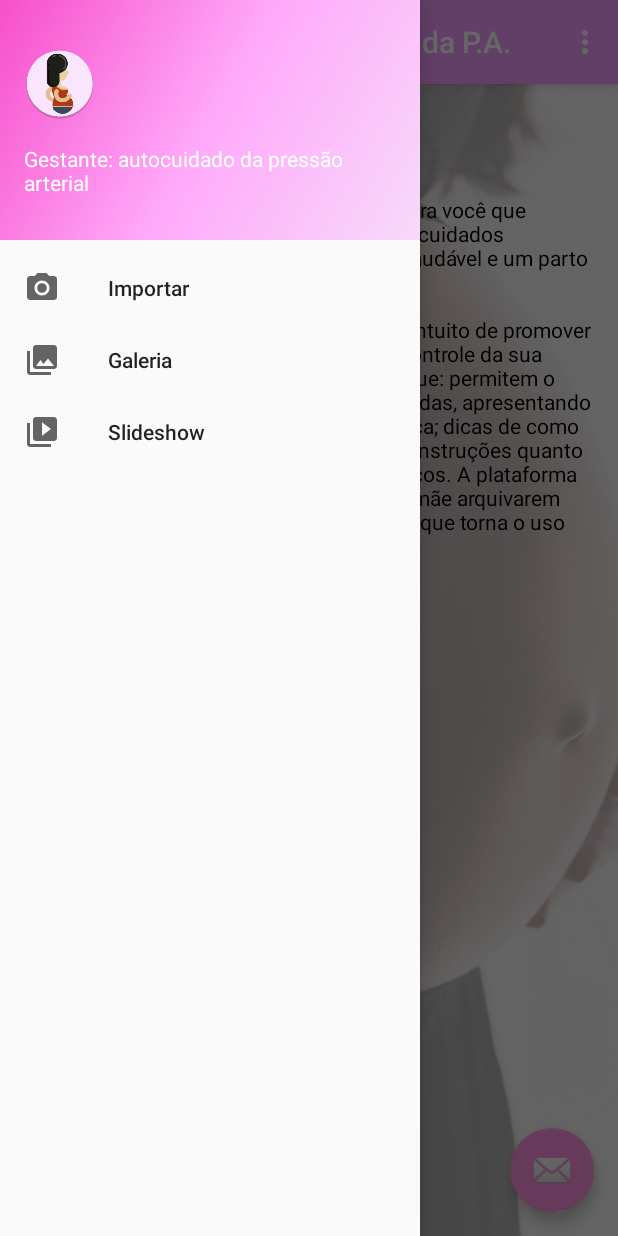
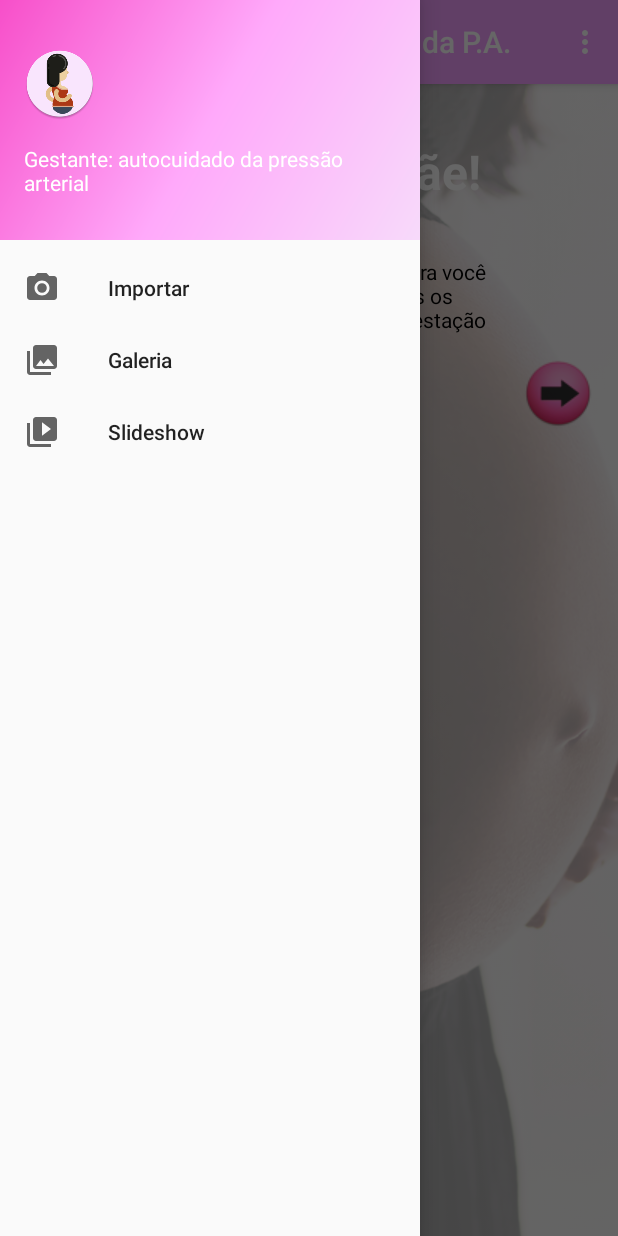
Before and after one commit to erivandosena/AppAndroidGestHiper, an Android app: the screen it shows after launch (MainActivity), with the side drawer open, on a phone screen of 412 x 824 dp. Run offline under Robolectric (Android 15) with nearby library versions, the phone set to English and light mode, and no system bars.

Commit message:
Conteúdo referente a tudo que foi desenvolvido em 27/09/2017, seguindo os requisitos iniciais do projeto.

```diff
--- a/app/src/main/AndroidManifest.xml
+++ b/app/src/main/AndroidManifest.xml
@@ -1,6 +1,11 @@
 <?xml version="1.0" encoding="utf-8"?>
 <manifest xmlns:android="http://schemas.android.com/apk/res/android"
     package="br.com.erivando.gestanteautocuidadopa">
+
+    <uses-sdk android:minSdkVersion="15" android:targetSdkVersion="26"/>
+
+    <uses-permission android:name="android.permission.ACCESS_NETWORK_STATE"/>
+    <uses-permission android:name="android.permission.INTERNET"/>
 
     <application
         android:allowBackup="true"
--- a/app/src/main/java/br/com/erivando/gestanteautocuidadopa/MainActivity.java
+++ b/app/src/main/java/br/com/erivando/gestanteautocuidadopa/MainActivity.java
@@ -1,6 +1,7 @@
 package br.com.erivando.gestanteautocuidadopa;
 
 import android.os.Bundle;
+import android.os.Handler;
 import android.support.annotation.NonNull;
 import android.support.design.widget.FloatingActionButton;
 import android.support.design.widget.NavigationView;
@@ -12,10 +13,21 @@
 import android.support.v7.widget.Toolbar;
 import android.view.Menu;
 import android.view.MenuItem;
+import android.view.MotionEvent;
 import android.view.View;
+import android.widget.HorizontalScrollView;
+import android.widget.ImageButton;
+import android.widget.LinearLayout;
 
 public class MainActivity extends AppCompatActivity
         implements NavigationView.OnNavigationItemSelectedListener {
+
+    private LinearLayout linearLayout;
+
+    private ImageButton leftBtn;
+    private ImageButton rightBtn;
+    private HorizontalScrollView hsv;
+    int currentScrollX = 0;
 
     @Override
     protected void onCreate(Bundle savedInstanceState) {
@@ -24,14 +36,14 @@
         Toolbar toolbar = (Toolbar) findViewById(R.id.toolbar);
         setSupportActionBar(toolbar);
 
-        FloatingActionButton fab = (FloatingActionButton) findViewById(R.id.fab);
-        fab.setOnClickListener(new View.OnClickListener() {
-            @Override
-            public void onClick(View view) {
-                Snackbar.make(view, "Nada definido aqui ainda, ainda muda!", Snackbar.LENGTH_LONG)
-                        .setAction("Action", null).show();
-            }
-        });
+//        FloatingActionButton fab = (FloatingActionButton) findViewById(R.id.fab);
+//        fab.setOnClickListener(new View.OnClickListener() {
+//            @Override
+//            public void onClick(View view) {
+//                Snackbar.make(view, "Nada definido aqui ainda, ainda muda!", Snackbar.LENGTH_LONG)
+//                        .setAction("Action", null).show();
+//            }
+//        });
 
         DrawerLayout drawer = (DrawerLayout) findViewById(R.id.drawer_layout);
         ActionBarDrawerToggle toggle = new ActionBarDrawerToggle(
@@ -41,6 +53,99 @@
 
         NavigationView navigationView = (NavigationView) findViewById(R.id.nav_view);
         navigationView.setNavigationItemSelectedListener(this);
+
+        leftBtn = (ImageButton) findViewById(R.id.btn_left);
+        rightBtn = (ImageButton) findViewById(R.id.btn_right);
+        hsv = (HorizontalScrollView) findViewById(R.id.horizontal_scrollview);
+        //linearLayout = (LinearLayout) findViewById(R.id.dynamic_generation);
+
+        rightBtn.setOnClickListener(new View.OnClickListener() {
+
+            @Override
+            public void onClick(View v) {
+                hsv.scrollTo((int) hsv.getScrollX() + 425, (int) hsv.getScrollY());
+            }
+        });
+
+        leftBtn.setOnClickListener(new View.OnClickListener() {
+
+            @Override
+            public void onClick(View v) {
+                hsv.scrollTo((int) hsv.getScrollX() - 425, (int) hsv.getScrollY());
+            }
+        });
+
+
+//        rightBtn.setOnTouchListener(new View.OnTouchListener() {
+//
+//            private Handler mHandler;
+//            private long mInitialDelay = 300;
+//            private long mRepeatDelay = 100;
+//
+//            @Override
+//            public boolean onTouch(View v, MotionEvent event) {
+//                switch (event.getAction()) {
+//                    case MotionEvent.ACTION_DOWN:
+//                        if (mHandler != null)
+//                            return true;
+//                        mHandler = new Handler();
+//                        mHandler.postDelayed(mAction, mInitialDelay);
+//                        break;
+//                    case MotionEvent.ACTION_UP:
+//                        if (mHandler == null)
+//                            return true;
+//                        mHandler.removeCallbacks(mAction);
+//                        mHandler = null;
+//                        break;
+//                }
+//                return false;
+//            }
+//
+//            Runnable mAction = new Runnable() {
+//                @Override
+//                public void run() {
+//                    hsv.scrollTo((int) hsv.getScrollX() + 80, (int) hsv.getScrollY());
+//                    //hsv.scrollTo((int) hsv.getScrollX() - 80, (int) hsv.getScrollY());
+//                    mHandler.postDelayed(mAction, mRepeatDelay);
+//                }
+//            };
+//        });
+//
+//        leftBtn.setOnTouchListener(new View.OnTouchListener() {
+//
+//            private Handler mHandler;
+//            private long mInitialDelay = 300;
+//            private long mRepeatDelay = 100;
+//
+//            @Override
+//            public boolean onTouch(View v, MotionEvent event) {
+//                switch (event.getAction()) {
+//                    case MotionEvent.ACTION_DOWN:
+//                        if (mHandler != null)
+//                            return true;
+//                        mHandler = new Handler();
+//                        mHandler.postDelayed(mAction, mInitialDelay);
+//                        break;
+//                    case MotionEvent.ACTION_UP:
+//                        if (mHandler == null)
+//                            return true;
+//                        mHandler.removeCallbacks(mAction);
+//                        mHandler = null;
+//                        break;
+//                }
+//                return false;
+//            }
+//
+//            Runnable mAction = new Runnable() {
+//                @Override
+//                public void run() {
+//                    //hsv.scrollTo((int) hsv.getScrollX() + 80, (int) hsv.getScrollY());
+//                    hsv.scrollTo((int) hsv.getScrollX() - 80, (int) hsv.getScrollY());
+//                    mHandler.postDelayed(mAction, mRepeatDelay);
+//                }
+//            };
+//        });
+
     }
 
     @Override
--- a/app/src/main/res/layout/app_bar_main.xml
+++ b/app/src/main/res/layout/app_bar_main.xml
@@ -22,12 +22,12 @@
 
     <include layout="@layout/content_main" />
 
-    <android.support.design.widget.FloatingActionButton
-        android:id="@+id/fab"
-        android:layout_width="wrap_content"
-        android:layout_height="wrap_content"
-        android:layout_gravity="bottom|end"
-        android:layout_margin="@dimen/fab_margin"
-        app:srcCompat="@android:drawable/ic_dialog_email" />
+    <!--<android.support.design.widget.FloatingActionButton-->
+        <!--android:id="@+id/fab"-->
+        <!--android:layout_width="wrap_content"-->
+        <!--android:layout_height="wrap_content"-->
+        <!--android:layout_gravity="bottom|end"-->
+        <!--android:layout_margin="@dimen/fab_margin"-->
+        <!--app:srcCompat="@android:drawable/ic_dialog_email"/>-->
 
 </android.support.design.widget.CoordinatorLayout>
--- a/app/src/main/res/layout/content_main.xml
+++ b/app/src/main/res/layout/content_main.xml
@@ -15,15 +15,28 @@
         android:src="@drawable/ic_background_800x1280"
         android:alpha="0.3"/>
 
+    <HorizontalScrollView
+        android:id="@+id/horizontal_scrollview"
+        android:layout_width="match_parent"
+        android:layout_height="wrap_content"
+        android:fadeScrollbars="false"
+        android:scrollbarAlwaysDrawHorizontalTrack="true"
+        android:scrollbars="horizontal" >
+
+        <ScrollView xmlns:android="http://schemas.android.com/apk/res/android"
+            android:id="@+id/scrollview"
+            android:layout_width="match_parent"
+            android:layout_height="wrap_content">
+
             <LinearLayout
-            android:layout_width="match_parent"
-            android:layout_height="match_parent"
+                android:id="@+id/dynamic_generation"
+                android:layout_width="wrap_content"
+                android:layout_height="wrap_content"
                 android:orientation="vertical"
                 android:paddingBottom="@dimen/activity_vertical_margin"
                 android:paddingLeft="@dimen/activity_horizontal_margin"
                 android:paddingRight="@dimen/activity_horizontal_margin"
                 android:paddingTop="@dimen/activity_vertical_margin"
-            app:layout_behavior="@string/appbar_scrolling_view_behavior"
                 tools:context=".MainActivity">
 
                 <TextView
@@ -31,21 +44,47 @@
                     android:layout_width="wrap_content"
                     android:layout_height="wrap_content"
                     android:layout_marginTop="5dp"
-                android:textSize="@dimen/tamanho_texto_super_grande"
+                    android:textSize="@dimen/tamanho_texto_ultra_grande"
                     android:textStyle="bold"
-                android:textColor="?android:attr/textColorPrimaryInverse"
+                    android:textColor="?android:attr/textColorPrimaryInverseDisableOnly"
+                    android:padding="15dp"
                     android:text="@string/texto_saldacao"/>
 
                 <TextView
                     android:id="@+id/textView12"
-                android:layout_width="wrap_content"
-                android:layout_height="wrap_content"
+                    android:layout_width="fill_parent"
+                    android:layout_height="match_parent"
                     android:layout_marginTop="20dp"
                     android:textSize="@dimen/tamanho_texto_medio"
                     android:textStyle="normal"
                     android:textColor="?android:attr/textColorPrimaryDisableOnly"
                     android:text="@string/texto_introducao" />
 
+
             </LinearLayout>
+        </ScrollView>
+
+    </HorizontalScrollView>
+
+    <ImageButton
+        android:id="@+id/btn_left"
+        android:layout_width="wrap_content"
+        android:layout_height="wrap_content"
+        android:layout_alignParentLeft="true"
+        android:src="@drawable/ic_bt_anterior_48x48"
+        android:background="@null"
+        android:paddingLeft="@dimen/activity_horizontal_margin"
+        android:layout_below="@+id/horizontal_scrollview" />
+
+    <ImageButton
+        android:id="@+id/btn_right"
+        android:layout_width="wrap_content"
+        android:layout_height="wrap_content"
+        android:layout_alignParentRight="true"
+        android:src="@drawable/ic_bt_proximo_48x48"
+        android:background="@null"
+        android:paddingRight="@dimen/activity_horizontal_margin"
+        android:layout_below="@+id/horizontal_scrollview" />
+
 
 </RelativeLayout>
```
Also changed, not shown: app/build.gradle (+1 -16 lines), app/src/main/res/drawable/ic_bt_anterior_48x48.png (added), app/src/main/res/drawable/ic_bt_proximo_48x48.png (added). Lines whose indentation alone changed are shown as unchanged.
